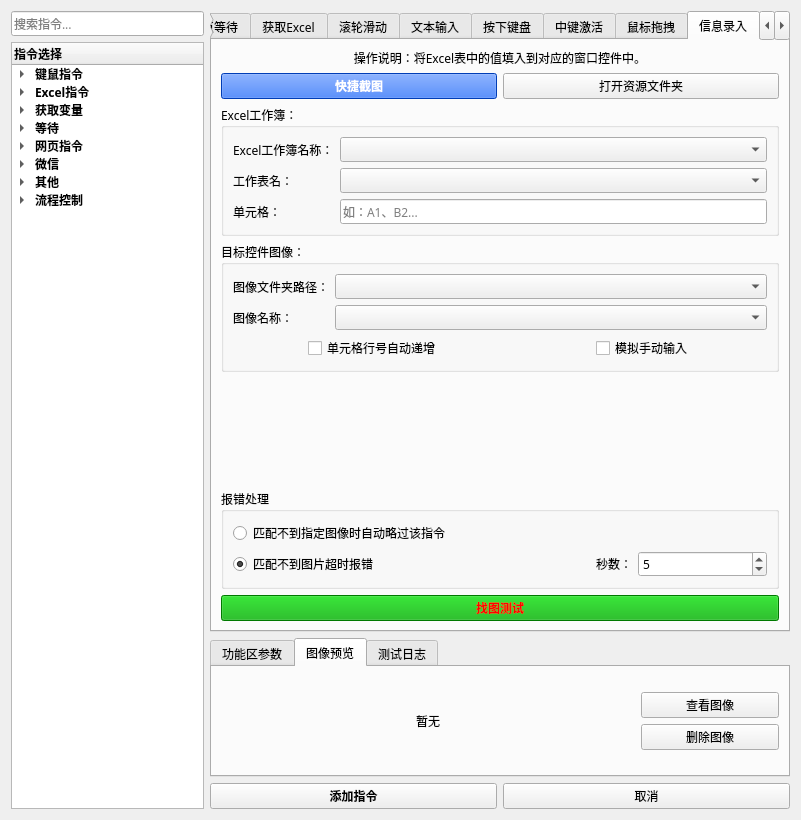
The window that 窗体/导航窗口.ui (FsterThanLight/automatic_clicker_2) describes before a commit, drawn with Qt 5.
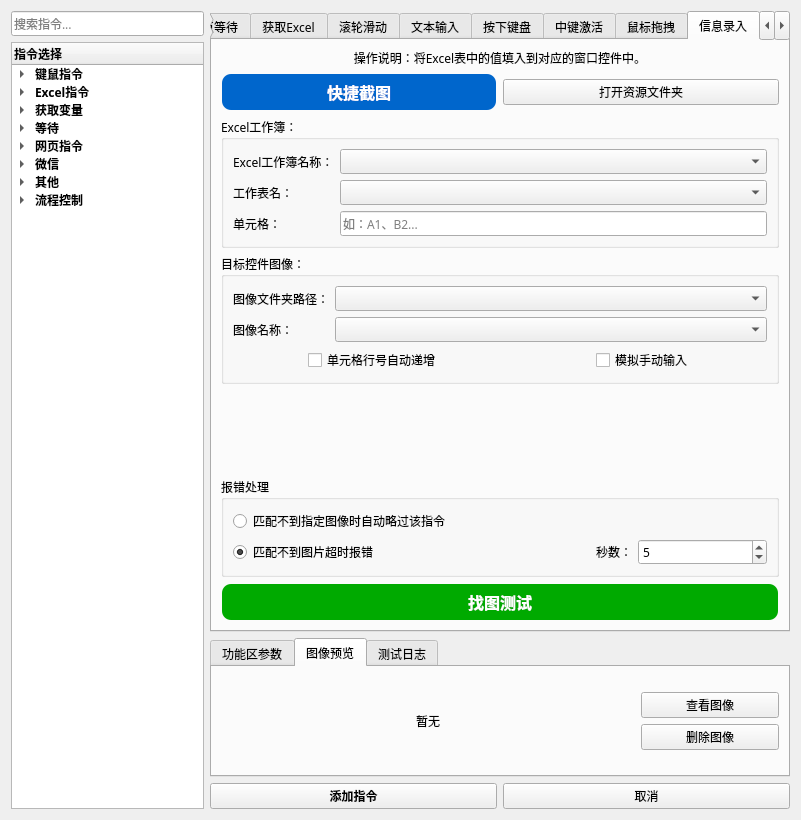
The same window after the commit. The open tabs and pages were chosen to show the change. Icons and pictures are not drawn.

Commit message: 2024年7月13日23:27:17 UI样式调整

What changed in the file:
```diff
--- a/窗体/导航窗口.ui
+++ b/窗体/导航窗口.ui
@@ -4516,8 +4516,8 @@
                  <brush brushstyle="SolidPattern">
                   <color alpha="255">
                    <red>0</red>
-                   <green>85</green>
-                   <blue>255</blue>
+                   <green>102</green>
+                   <blue>204</blue>
                   </color>
                  </brush>
                 </colorrole>
@@ -4543,8 +4543,8 @@
                  <brush brushstyle="SolidPattern">
                   <color alpha="255">
                    <red>0</red>
-                   <green>85</green>
-                   <blue>255</blue>
+                   <green>102</green>
+                   <blue>204</blue>
                   </color>
                  </brush>
                 </colorrole>
@@ -4552,8 +4552,8 @@
                  <brush brushstyle="SolidPattern">
                   <color alpha="255">
                    <red>0</red>
-                   <green>85</green>
-                   <blue>255</blue>
+                   <green>102</green>
+                   <blue>204</blue>
                   </color>
                  </brush>
                 </colorrole>
@@ -4581,8 +4581,8 @@
                  <brush brushstyle="SolidPattern">
                   <color alpha="255">
                    <red>0</red>
-                   <green>85</green>
-                   <blue>255</blue>
+                   <green>102</green>
+                   <blue>204</blue>
                   </color>
                  </brush>
                 </colorrole>
@@ -4608,8 +4608,8 @@
                  <brush brushstyle="SolidPattern">
                   <color alpha="255">
                    <red>0</red>
-                   <green>85</green>
-                   <blue>255</blue>
+                   <green>102</green>
+                   <blue>204</blue>
                   </color>
                  </brush>
                 </colorrole>
@@ -4617,8 +4617,8 @@
                  <brush brushstyle="SolidPattern">
                   <color alpha="255">
                    <red>0</red>
-                   <green>85</green>
-                   <blue>255</blue>
+                   <green>102</green>
+                   <blue>204</blue>
                   </color>
                  </brush>
                 </colorrole>
@@ -4646,8 +4646,8 @@
                  <brush brushstyle="SolidPattern">
                   <color alpha="255">
                    <red>0</red>
-                   <green>85</green>
-                   <blue>255</blue>
+                   <green>102</green>
+                   <blue>204</blue>
                   </color>
                  </brush>
                 </colorrole>
@@ -4673,8 +4673,8 @@
                  <brush brushstyle="SolidPattern">
                   <color alpha="255">
                    <red>0</red>
-                   <green>85</green>
-                   <blue>255</blue>
+                   <green>102</green>
+                   <blue>204</blue>
                   </color>
                  </brush>
                 </colorrole>
@@ -4682,8 +4682,8 @@
                  <brush brushstyle="SolidPattern">
                   <color alpha="255">
                    <red>0</red>
-                   <green>85</green>
-                   <blue>255</blue>
+                   <green>102</green>
+                   <blue>204</blue>
                   </color>
                  </brush>
                 </colorrole>
@@ -4701,14 +4701,31 @@
              </property>
              <property name="font">
               <font>
-               <family>微软雅黑</family>
+               <family>Microsoft YaHei</family>
+               <pointsize>-1</pointsize>
                <weight>75</weight>
                <bold>true</bold>
               </font>
              </property>
              <property name="styleSheet">
-              <string notr="true">background-color: rgb(0, 85, 255);
-color: rgb(255, 255, 255);</string>
+              <string notr="true">QPushButton {
+    background-color: #0066CC; /* 蓝色 */
+    color: white;
+    border-radius: 10px; /* 设置圆角半径 */
+    font-family: 'Microsoft YaHei'; /* 设置字体为微软雅黑 */
+    font-size: 16px; /* 设置字体大小，可以根据需要调整 */
+    padding: 5px 10px; /* 设置内边距，使按钮看起来更美观 */
+    border: 2px solid transparent; /* 设置边框为透明 */
+}
+
+QPushButton:hover {
+    background-color: #0056B3; /* 鼠标悬停时的较深蓝色，通过调整#0066CC的明度得到 */
+}
+
+QPushButton:pressed {
+    background-color: #004C99; /* 按钮按下时的更深蓝色，通过调整#0066CC的明度得到 */
+}
+</string>
              </property>
              <property name="text">
               <string>快捷截图</string>
@@ -4949,6 +4966,15 @@
            <property name="palette">
             <palette>
              <active>
+              <colorrole role="WindowText">
+               <brush brushstyle="SolidPattern">
+                <color alpha="255">
+                 <red>255</red>
+                 <green>255</green>
+                 <blue>255</blue>
+                </color>
+               </brush>
+              </colorrole>
               <colorrole role="Button">
                <brush brushstyle="SolidPattern">
                 <color alpha="255">
@@ -4958,12 +4984,21 @@
                 </color>
                </brush>
               </colorrole>
+              <colorrole role="Text">
+               <brush brushstyle="SolidPattern">
+                <color alpha="255">
+                 <red>255</red>
+                 <green>255</green>
+                 <blue>255</blue>
+                </color>
+               </brush>
+              </colorrole>
               <colorrole role="ButtonText">
                <brush brushstyle="SolidPattern">
                 <color alpha="255">
                  <red>255</red>
-                 <green>0</green>
-                 <blue>0</blue>
+                 <green>255</green>
+                 <blue>255</blue>
                 </color>
                </brush>
               </colorrole>
@@ -4985,8 +5020,26 @@
                 </color>
                </brush>
               </colorrole>
+              <colorrole role="PlaceholderText">
+               <brush brushstyle="NoBrush">
+                <color alpha="128">
+                 <red>255</red>
+                 <green>255</green>
+                 <blue>255</blue>
+                </color>
+               </brush>
+              </colorrole>
              </active>
              <inactive>
+              <colorrole role="WindowText">
+               <brush brushstyle="SolidPattern">
+                <color alpha="255">
+                 <red>255</red>
+                 <green>255</green>
+                 <blue>255</blue>
+                </color>
+               </brush>
+              </colorrole>
               <colorrole role="Button">
                <brush brushstyle="SolidPattern">
                 <color alpha="255">
@@ -4996,12 +5049,21 @@
                 </color>
                </brush>
               </colorrole>
+              <colorrole role="Text">
+               <brush brushstyle="SolidPattern">
+                <color alpha="255">
+                 <red>255</red>
+                 <green>255</green>
+                 <blue>255</blue>
+                </color>
+               </brush>
+              </colorrole>
               <colorrole role="ButtonText">
                <brush brushstyle="SolidPattern">
                 <color alpha="255">
                  <red>255</red>
-                 <green>0</green>
-                 <blue>0</blue>
+                 <green>255</green>
+                 <blue>255</blue>
                 </color>
                </brush>
               </colorrole>
@@ -5023,8 +5085,26 @@
                 </color>
                </brush>
               </colorrole>
+              <colorrole role="PlaceholderText">
+               <brush brushstyle="NoBrush">
+                <color alpha="128">
+                 <red>255</red>
+                 <green>255</green>
+                 <blue>255</blue>
+                </color>
+               </brush>
+              </colorrole>
              </inactive>
              <disabled>
+              <colorrole role="WindowText">
+               <brush brushstyle="SolidPattern">
+                <color alpha="255">
+                 <red>255</red>
+                 <green>255</green>
+                 <blue>255</blue>
+                </color>
+               </brush>
+              </colorrole>
               <colorrole role="Button">
                <brush brushstyle="SolidPattern">
                 <color alpha="255">
@@ -5034,12 +5114,21 @@
                 </color>
                </brush>
               </colorrole>
+              <colorrole role="Text">
+               <brush brushstyle="SolidPattern">
+                <color alpha="255">
+                 <red>255</red>
+                 <green>255</green>
+                 <blue>255</blue>
+                </color>
+               </brush>
+              </colorrole>
               <colorrole role="ButtonText">
                <brush brushstyle="SolidPattern">
                 <color alpha="255">
-                 <red>120</red>
-                 <green>120</green>
-                 <blue>120</blue>
+                 <red>255</red>
+                 <green>255</green>
+                 <blue>255</blue>
                 </color>
                </brush>
               </colorrole>
@@ -5061,18 +5150,45 @@
                 </color>
                </brush>
               </colorrole>
+              <colorrole role="PlaceholderText">
+               <brush brushstyle="NoBrush">
+                <color alpha="128">
+                 <red>255</red>
+                 <green>255</green>
+                 <blue>255</blue>
+                </color>
+               </brush>
+              </colorrole>
              </disabled>
             </palette>
            </property>
            <property name="font">
             <font>
-             <family>微软雅黑</family>
+             <family>Microsoft YaHei</family>
+             <pointsize>-1</pointsize>
              <weight>75</weight>
              <bold>true</bold>
             </font>
            </property>
            <property name="styleSheet">
-            <string notr="true">background-color: rgb(0, 170, 0);</string>
+            <string notr="true">QPushButton {
+    background-color: rgb(0, 170, 0);
+    color: white;
+    border-radius: 10px; /* 设置圆角半径 */
+    font-family: 'Microsoft YaHei'; /* 设置字体为微软雅黑 */
+    font-size: 16px; /* 设置字体大小，可以根据需要调整 */
+    padding: 5px 10px; /* 设置内边距，使按钮看起来更美观 */
+    border: 2px solid transparent; /* 设置边框为透明 */
+}
+
+QPushButton:hover {
+    background-color: rgb(0, 150, 0); /* 设置鼠标悬停时的背景颜色 */
+}
+
+QPushButton:pressed {
+    background-color: rgb(0, 100, 0); /* 设置按钮按下时的背景颜色 */
+}
+</string>
            </property>
            <property name="text">
             <string>找图测试</string>
```
Left out of the diff: 1859 changed lines with no effect on the pictures. The commit also changes 11 other files.
